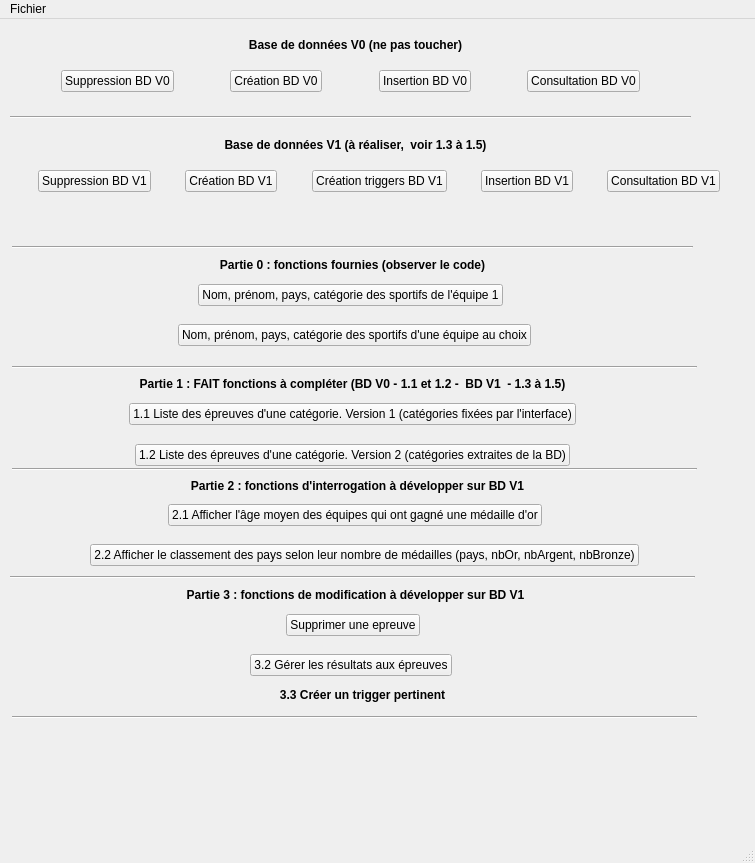
OliverMineau/JOProject, file gui/mainWindow.ui: the form before one commit.
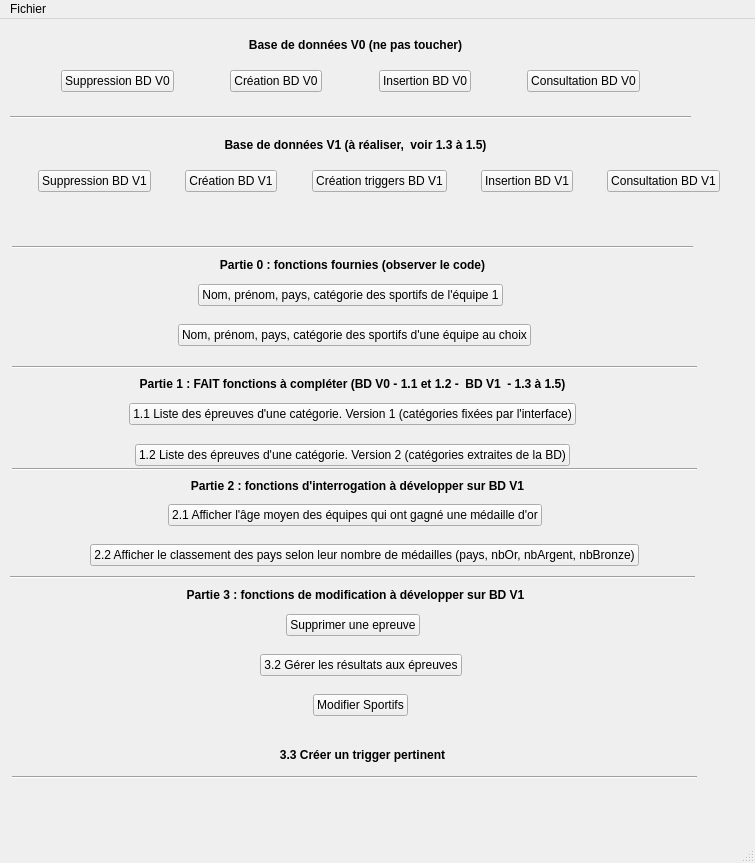
The form after the commit.

```diff
--- a/gui/mainWindow.ui
+++ b/gui/mainWindow.ui
@@ -193,7 +193,7 @@
     <property name="geometry">
      <rect>
       <x>12</x>
-      <y>690</y>
+      <y>750</y>
       <width>685</width>
       <height>16</height>
      </rect>
@@ -551,7 +551,7 @@
    <widget class="QWidget" name="layoutWidget">
     <property name="geometry">
      <rect>
-      <x>10</x>
+      <x>20</x>
       <y>630</y>
       <width>681</width>
       <height>32</height>
@@ -687,7 +687,7 @@
     <property name="geometry">
      <rect>
       <x>20</x>
-      <y>660</y>
+      <y>720</y>
       <width>685</width>
       <height>31</height>
      </rect>
@@ -866,6 +866,51 @@
     </property>
     <layout class="QVBoxLayout" name="verticalLayout_3"/>
    </widget>
+   <widget class="QWidget" name="layoutWidget_5">
+    <property name="geometry">
+     <rect>
+      <x>20</x>
+      <y>670</y>
+      <width>681</width>
+      <height>32</height>
+     </rect>
+    </property>
+    <layout class="QHBoxLayout" name="horizontalLayout_partie_3_3">
+     <item>
+      <spacer name="horizontalSpacer_28">
+       <property name="orientation">
+        <enum>Qt::Horizontal</enum>
+       </property>
+       <property name="sizeHint" stdset="0">
+        <size>
+         <width>40</width>
+         <height>20</height>
+        </size>
+       </property>
+      </spacer>
+     </item>
+     <item>
+      <widget class="QPushButton" name="pushButton_3_3">
+       <property name="text">
+        <string>Modifier Sportifs</string>
+       </property>
+      </widget>
+     </item>
+     <item>
+      <spacer name="horizontalSpacer_29">
+       <property name="orientation">
+        <enum>Qt::Horizontal</enum>
+       </property>
+       <property name="sizeHint" stdset="0">
+        <size>
+         <width>40</width>
+         <height>20</height>
+        </size>
+       </property>
+      </spacer>
+     </item>
+    </layout>
+   </widget>
   </widget>
   <widget class="QMenuBar" name="menubar">
    <property name="geometry">
```
Left out of the diff: 17 changed lines with no effect on the pictures.
